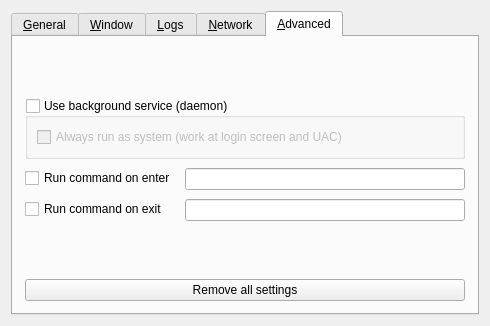
Above: src/lib/gui/dialogs/SettingsDialog.ui from haoba55556-blip/litekvm before the change. Below: the same form after it.
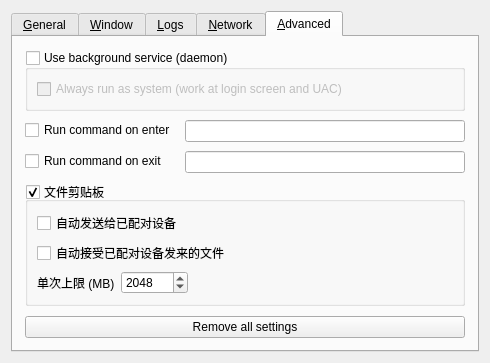
That is the form after the change. The open tabs and pages were chosen to show the change. Icons and pictures are not drawn.

Commit message: feat(clipboard-file): full file-transfer integration (Phase 4-5)

Patch:
```diff
--- a/src/lib/gui/dialogs/SettingsDialog.ui
+++ b/src/lib/gui/dialogs/SettingsDialog.ui
@@ -844,6 +844,72 @@
          </item>
         </layout>
        </item>
+       <item>
+        <widget class="QGroupBox" name="groupFileClipboard">
+         <property name="title">
+          <string>文件剪贴板</string>
+         </property>
+         <property name="checkable">
+          <bool>true</bool>
+         </property>
+         <property name="checked">
+          <bool>true</bool>
+         </property>
+         <layout class="QVBoxLayout" name="verticalLayout_fileClipboard">
+          <item>
+           <widget class="QCheckBox" name="cbFileClipboardAutoSend">
+            <property name="text">
+             <string>自动发送给已配对设备</string>
+            </property>
+           </widget>
+          </item>
+          <item>
+           <widget class="QCheckBox" name="cbFileClipboardAutoAccept">
+            <property name="text">
+             <string>自动接受已配对设备发来的文件</string>
+            </property>
+           </widget>
+          </item>
+          <item>
+           <layout class="QHBoxLayout" name="horizontalLayout_fileClipboardMax">
+            <item>
+             <widget class="QLabel" name="lblFileClipboardMaxMb">
+              <property name="text">
+               <string>单次上限 (MB)</string>
+              </property>
+             </widget>
+            </item>
+            <item>
+             <widget class="QSpinBox" name="sbFileClipboardMaxMb">
+              <property name="minimum">
+               <number>1</number>
+              </property>
+              <property name="maximum">
+               <number>102400</number>
+              </property>
+              <property name="value">
+               <number>2048</number>
+              </property>
+             </widget>
+            </item>
+            <item>
+             <spacer name="horizontalSpacer_fileClipboardMax">
+              <property name="orientation">
+               <enum>Qt::Orientation::Horizontal</enum>
+              </property>
+              <property name="sizeHint" stdset="0">
+               <size>
+                <width>40</width>
+                <height>20</height>
+               </size>
+              </property>
+             </spacer>
+            </item>
+           </layout>
+          </item>
+         </layout>
+        </widget>
+       </item>
        <item>
         <spacer name="verticalSpacer">
          <property name="orientation">
```
The commit also changes 31 other files.
